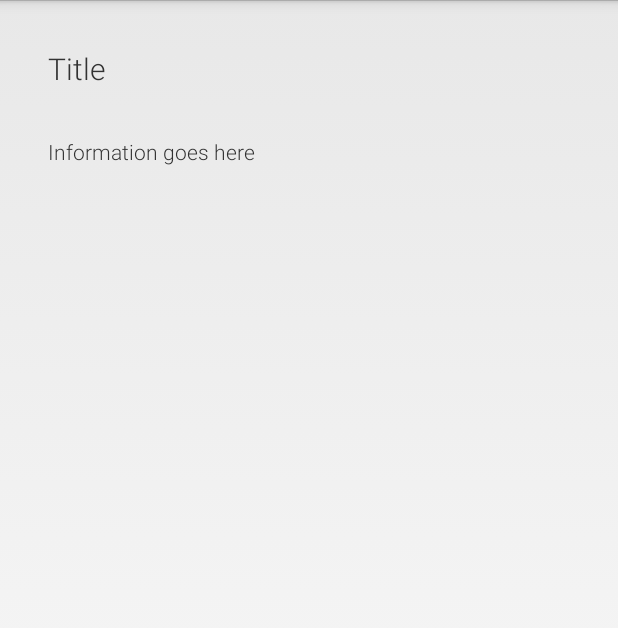
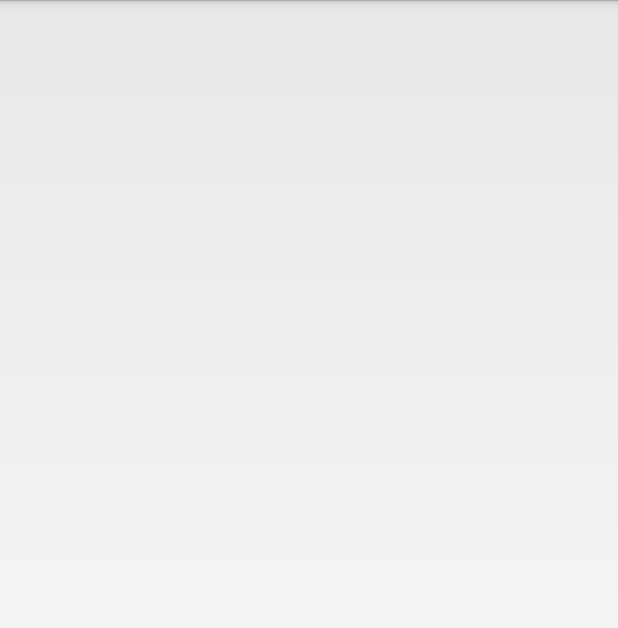
Before and after one commit to YSJShakespeareApp/shakespeare, an Android app: the layout activity_siteinformation.xml on its own in the app's theme, with its tools: preview values and no code run, on a phone screen of 412 x 824 dp. Shown: the top 628 px of the screen. Run offline under Robolectric (Android 15) with nearby library versions, the phone set to English and light mode, and no system bars.

Commit message:
Required Commit

```diff
--- a/app/src/main/AndroidManifest.xml
+++ b/app/src/main/AndroidManifest.xml
@@ -31,7 +31,7 @@
         </activity>
         <activity
             android:name=".HomeScreen"
-            android:label="@string/title_activity_home_screen" >
+            android:label="@string/app_name" >
             <intent-filter android:label="@string/app_name" >
                 <action android:name="android.intent.action.MAIN" />
 
--- a/app/src/main/res/layout/activity_siteinformation.xml
+++ b/app/src/main/res/layout/activity_siteinformation.xml
@@ -1,20 +1,18 @@
 <RelativeLayout xmlns:android="http://schemas.android.com/apk/res/android"
     android:orientation="horizontal"
-    xmlns:tools="http://schemas.android.com/tools"
     android:layout_width="match_parent"
     android:layout_height="match_parent"
     android:paddingLeft="@dimen/activity_horizontal_margin"
     android:paddingRight="@dimen/activity_horizontal_margin"
     android:paddingTop="@dimen/activity_vertical_margin"
     android:paddingBottom="@dimen/activity_vertical_margin"
-    tools:context="com.maikcaru.historicalyork.SiteActivity">
+    >
 
     <TextView
         android:layout_width="fill_parent"
         android:layout_height="wrap_content"
         android:layout_margin="@dimen/activity_horizontal_margin"
         android:textSize="@dimen/abc_text_size_title_material"
-        android:text="Title"
         android:fontFamily="sans-serif-light"
         android:id="@+id/title" />
 
@@ -23,7 +21,6 @@
         android:layout_width="wrap_content"
         android:layout_height="wrap_content"
         android:layout_margin="@dimen/activity_horizontal_margin"
-        android:text="Information goes here"
         android:fontFamily="sans-serif-light"
         android:textAlignment="center"
         android:id="@+id/info" />
```
